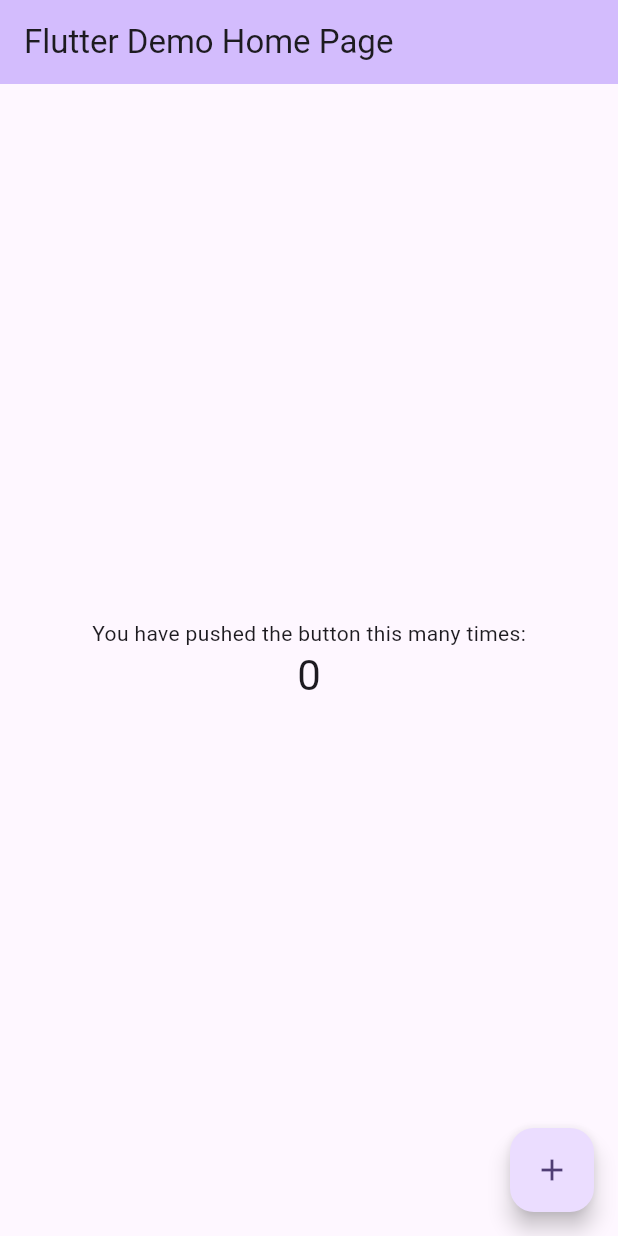
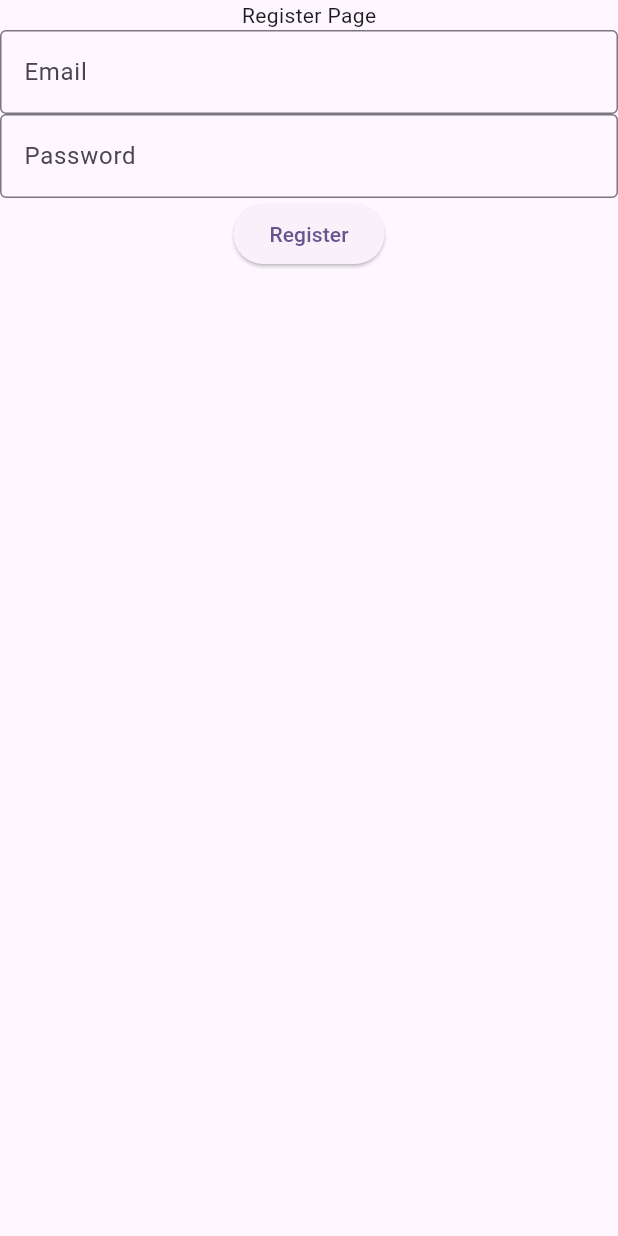
Before and after one commit to fareezj/flutter-chit-chat, a Flutter app: the screen it shows after launch, on a phone screen of 412 x 824 dp. Run offline on Flutter 3.47's test engine with Material 3 defaults, Android fonts, the phone set to English and light mode, and no system bars; our stand-ins replace firebase_auth, firebase_core; accounts and stored records are empty.

Commit message:
setup simple register

```diff
--- a/lib/main.dart
+++ b/lib/main.dart
@@ -1,6 +1,10 @@
+import 'package:chit_chat/register_page.dart';
 import 'package:flutter/material.dart';
+import 'package:firebase_core/firebase_core.dart';
 
-void main() {
+Future<void> main() async {
+  WidgetsFlutterBinding.ensureInitialized();
+  await Firebase.initializeApp();
   runApp(const MyApp());
 }
 
@@ -31,7 +35,7 @@ class MyApp extends StatelessWidget {
         colorScheme: ColorScheme.fromSeed(seedColor: Colors.deepPurple),
         useMaterial3: true,
       ),
-      home: const MyHomePage(title: 'Flutter Demo Home Page'),
+      home: const RegisterPage(),
     );
   }
 }
--- /dev/null
+++ b/lib/register_page.dart
@@ -0,0 +1,48 @@
+import 'package:firebase_auth/firebase_auth.dart';
+import 'package:flutter/material.dart';
+
+class RegisterPage extends StatefulWidget {
+  const RegisterPage({super.key});
+
+  @override
+  State<RegisterPage> createState() => _RegisterPageState();
+}
+
+class _RegisterPageState extends State<RegisterPage> {
+  @override
+  Widget build(BuildContext context) {
+    return Scaffold(
+      body: SafeArea(
+        child: Column(
+          children: [
+            Center(
+              child: Text('Register Page'),
+            ),
+            TextField(
+              decoration: InputDecoration(
+                labelText: 'Email',
+                border: OutlineInputBorder(),
+              ),
+            ),
+            TextField(
+              decoration: InputDecoration(
+                labelText: 'Password',
+                border: OutlineInputBorder(),
+              ),
+            ),
+            ElevatedButton(
+                onPressed: () async {
+                  final result = await FirebaseAuth.instance
+                      .createUserWithEmailAndPassword(
+                    email: 'test@gmail.com',
+                    password: '123456',
+                  );
+                  print(result);
+                },
+                child: Text('Register'))
+          ],
+        ),
+      ),
+    );
+  }
+}
--- a/pubspec.yaml
+++ b/pubspec.yaml
@@ -34,6 +34,9 @@ dependencies:
   # The following adds the Cupertino Icons font to your application.
   # Use with the CupertinoIcons class for iOS style icons.
   cupertino_icons: ^1.0.8
+  firebase_core: ^3.12.1
+  cloud_firestore: ^5.6.5
+  firebase_auth: ^5.5.1
 
 dev_dependencies:
   flutter_test:
```
Also changed, not shown: pubspec.lock, 12 other files.
